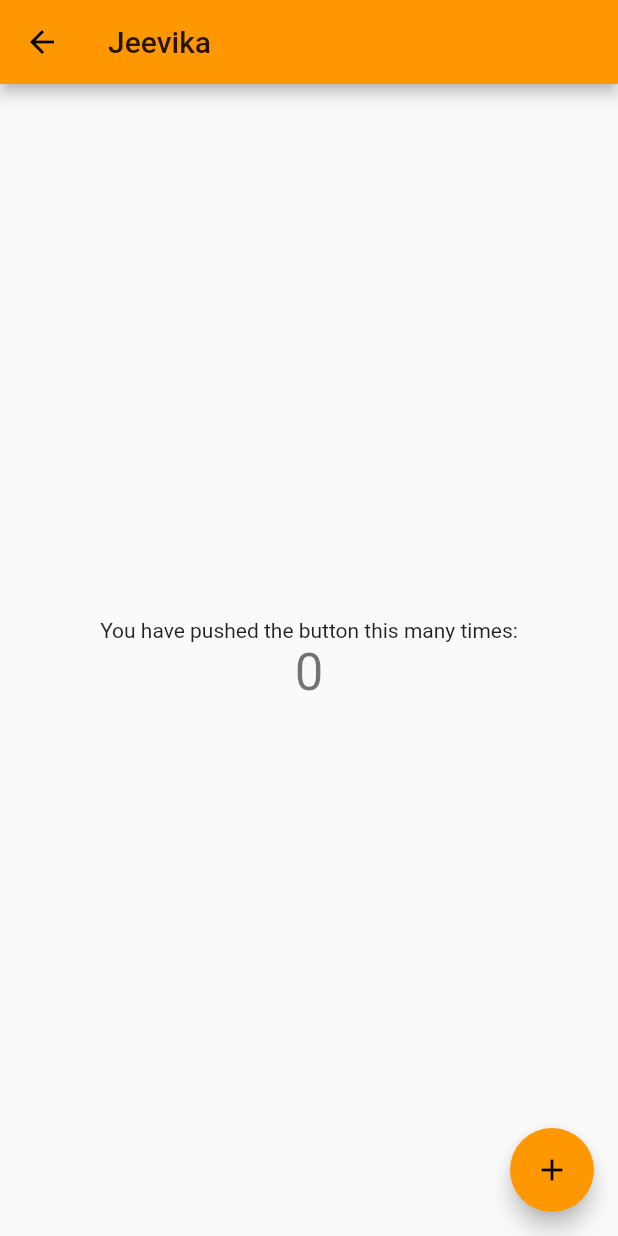
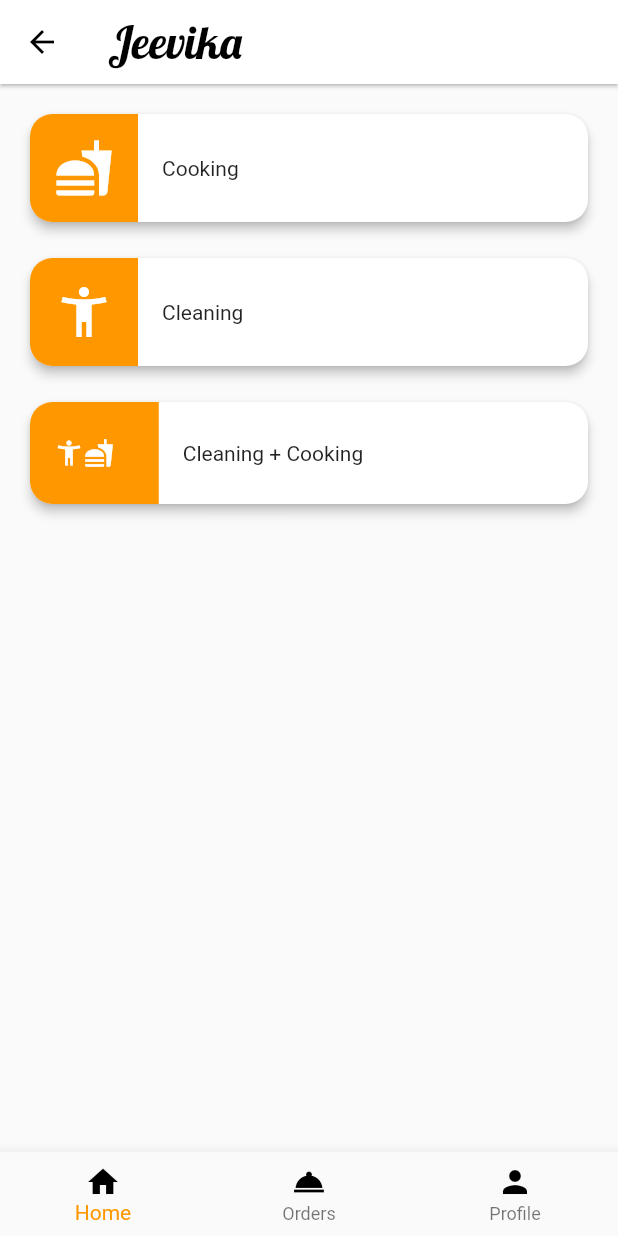
Before and after one commit to pratzmewara/jeevika, a Flutter app: the MyHomePage screen opened by its route, on a phone screen of 412 x 824 dp. Run offline on Flutter 3.47's test engine with Material 2 defaults, Android fonts, the phone set to English and light mode, and no system bars; our stand-ins replace fluttertoast, shared_preferences; accounts and stored records are empty.

Commit message:
Homepage UI

```diff
--- a/lib/Screens/homepage.dart
+++ b/lib/Screens/homepage.dart
@@ -10,39 +10,149 @@ class MyHomePage extends StatefulWidget {
 }
 
 class _MyHomePageState extends State<MyHomePage> {
-  int _counter = 0;
-
-  void _incrementCounter() {
-    setState(() {
-      _counter++;
-    });
-  }
 
   @override
   Widget build(BuildContext context) {
     return Scaffold(
       appBar: AppBar(
-        title: Text(widget.title),
+        backgroundColor: Colors.white,
+        title: Text('Jeevika',
+          textDirection:TextDirection.ltr,textAlign: TextAlign.center,
+          style:TextStyle(
+            color:Colors.black,
+            decoration: TextDecoration.none,
+            fontSize: 30.0,
+            fontFamily: 'Lobster',
+            fontWeight: FontWeight.w300
+          ),),
+
+        elevation: 1,
       ),
-      body: Center(
-        child: Column(
-          mainAxisAlignment: MainAxisAlignment.center,
+      body: Container(child: Column(
+           crossAxisAlignment: CrossAxisAlignment.start,
           children: <Widget>[
-            Text(
-              'You have pushed the button this many times:',
-            ),
-            Text(
-              '$_counter',
-              style: Theme.of(context).textTheme.display1,
-            ),
-          ],
+
+                GestureDetector( child: Container(
+                  margin: EdgeInsets.only(right: 16,left: 16,top: 16),
+
+
+                  child:new Card(
+
+                    color: Colors.white,
+                    elevation: 3.0,
+                    shape: RoundedRectangleBorder(
+                                      borderRadius: BorderRadius.circular(15.0),
+                                    ),
+                    child: Row(
+                      mainAxisSize: MainAxisSize.max,
+                      children: <Widget>[
+                        Flexible(child:
+                       Container(
+                         padding: EdgeInsets.all(16),
+
+                          decoration: new BoxDecoration(
+                                   color: Colors.orange,
+                                    borderRadius: BorderRadius.only(
+                                        bottomLeft: Radius.circular(15.0),
+                                        topLeft: Radius.circular(15.0))),
+                         child:
+                        Icon(Icons.fastfood,size: 40.0,color: Colors.white,),),flex:10),
+                     Flexible(child: Container(
+                        padding: EdgeInsets.all(16),
+                        child:Text("Cooking")),flex: 10,)
+
+
+                              ]
+                            )
+                          ))
+                ),
+                 GestureDetector( child: Container(
+                  margin: EdgeInsets.only(right: 16,left: 16,top: 16),
+
+
+                  child:new Card(
+
+                    color: Colors.white,
+                    elevation: 3.0,
+                    shape: RoundedRectangleBorder(
+                                      borderRadius: BorderRadius.circular(15.0),
+                                    ),
+                    child: Row(
+                      mainAxisSize: MainAxisSize.max,
+                      children: <Widget>[
+                        Flexible(child:
+                       Container(
+                         padding: EdgeInsets.all(16),
+                          decoration: new BoxDecoration(
+                                   color: Colors.orange,
+                                    borderRadius: BorderRadius.only(
+                                        bottomLeft: Radius.circular(15.0),
+                                        topLeft: Radius.circular(15.0))),
+                         child: Icon(Icons.accessibility_new,size: 40.0,color: Colors.white,),),flex:10),
+                     Flexible(child: Container(
+                        padding: EdgeInsets.all(16),
+                        child:Text("Cleaning")),flex: 10,)
+                              ]
+                            )
+                          ))
+                ),
+
+                GestureDetector( child: Container(
+                  margin: EdgeInsets.only(right: 16,left: 16,top: 16),
+
+
+                  child:new Card(
+                    color: Colors.white,
+                    elevation: 3.0,
+                    shape: RoundedRectangleBorder(
+                                      borderRadius: BorderRadius.circular(15.0),
+                                    ),
+                    child: Row(
+                      mainAxisSize: MainAxisSize.max,
+                      children: <Widget>[
+                        Flexible(child:
+                       Container(
+                         padding: EdgeInsets.only(right: 16,left: 16,top:24,bottom: 24),
+
+                          decoration: new BoxDecoration(
+                                   color: Colors.orange,
+                                    borderRadius: BorderRadius.only(
+                                        bottomLeft: Radius.circular(15.0),
+                                        topLeft: Radius.circular(15.0))),
+                         child:Row(
+                           children: <Widget>[
+Icon(Icons.accessibility_new,size: 20.0,color: Colors.white,),
+Icon(Icons.fastfood,size: 20.0,color: Colors.white,)
+                           ],
+                         )
+                        ,),flex:9),
+                     Flexible(child: Container(
+                        padding: EdgeInsets.all(16),
+                        child:Text("Cleaning + Cooking ")),flex: 30,)
+
+
+                              ]
+                            )
+                          ))
+                )
+              ],
+            )
+
         ),
+        bottomNavigationBar: BottomNavigationBar(
+                items: <BottomNavigationBarItem>[
+      BottomNavigationBarItem(icon:Icon(Icons.home,color: Colors.black),title: Text("Home",style: TextStyle(color: Colors.black),)
       ),
-      floatingActionButton: FloatingActionButton(
-        onPressed: _incrementCounter,
-        tooltip: 'Increment',
-        child: Icon(Icons.add),
+      BottomNavigationBarItem(icon:Icon(Icons.room_service,color: Colors.black,),title: Text("Orders",style: TextStyle(color: Colors.black))
       ),
-    );
+      BottomNavigationBarItem(icon:Icon(Icons.person,color: Colors.black),title:Text("Profile",style: TextStyle(color: Colors.black)))
+      ],
+      // currentIndex: _selectedIndex,
+        fixedColor: Colors.orange,
+       // onTap: _onItemTapped,
+        ),
+
+
+  );
   }
 }
--- a/lib/Screens/loginpage.dart
+++ b/lib/Screens/loginpage.dart
@@ -6,6 +6,7 @@ import 'dart:io';
 import 'dart:convert';
 import 'package:shared_preferences/shared_preferences.dart';
 import 'package:path_provider/path_provider.dart';
+import 'package:jeevika/Screens/homepage.dart';
 import 'package:flutter/foundation.dart';
 
 class LoginScreen extends StatefulWidget {
@@ -315,7 +316,7 @@ Widget FormUI() {
                     shape: new RoundedRectangleBorder(
                         borderRadius: new BorderRadius.circular(30.0)),
                     color: Colors.orange,
-                    onPressed: () => _login_Server(),
+                    onPressed: () => gotoHomePage(),
                     child: new Container(
                       padding: const EdgeInsets.symmetric(
                         vertical: 20.0,
@@ -344,9 +345,9 @@ Widget FormUI() {
 
  _login_Server() {
 
-     if(_key.currentState.validate())
-     {
-        _key.currentState.save();
+    //  if(_key.currentState.validate())
+    //  {
+    //     _key.currentState.save();
 
 
 
@@ -426,13 +427,17 @@ Widget FormUI() {
 //         _validate = true;
 //         });
 
-   }
+ //  }
 
 
 
 
 
   }
+  void gotohome(){
+
+          Navigator.of(context).pushReplacementNamed('/homepage');
+}
 
 
   Widget SignupPage(BuildContext context) {
--- /dev/null
+++ b/lib/classes/global.dart
@@ -0,0 +1,4 @@
+const BASEURL='https://vituc.pythonanywhere.com';
+const REGISTER_URL='$BASEURL/api/register';
+const LOGIN_URL='$BASEURL/api/login';
+const SERVICE_URL='$BASEURL/api/service_request';
```
